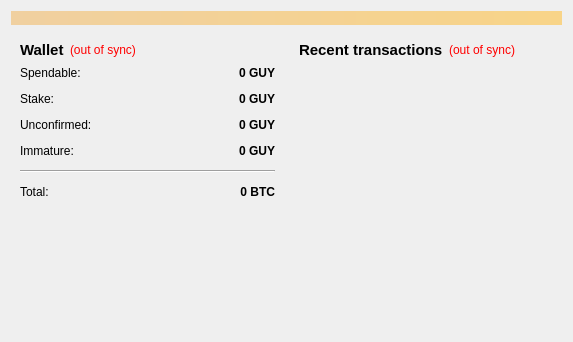
First picture: the form in src/qt/forms/overviewpage.ui, repository spayse/uh, before the edit.
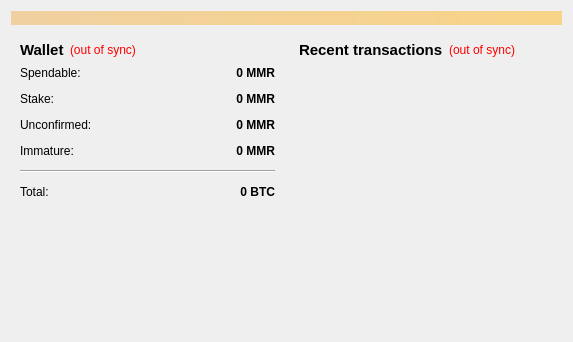
Second picture: the form after the edit.

The edit to the form file:
```diff
--- a/src/qt/forms/overviewpage.ui
+++ b/src/qt/forms/overviewpage.ui
@@ -118,7 +118,7 @@
                <string>Your current spendable balance</string>
               </property>
               <property name="text">
-               <string notr="true">0 GUY</string>
+               <string notr="true">0 MMR</string>
               </property>
               <property name="alignment">
                <set>Qt::AlignRight|Qt::AlignTrailing|Qt::AlignVCenter</set>
@@ -150,7 +150,7 @@
                <string>Total of coins that was staked, and do not yet count toward the current balance</string>
               </property>
               <property name="text">
-               <string notr="true">0 GUY</string>
+               <string notr="true">0 MMR</string>
               </property>
               <property name="alignment">
                <set>Qt::AlignRight|Qt::AlignTrailing|Qt::AlignVCenter</set>
@@ -182,7 +182,7 @@
                <string>Total of transactions that have yet to be confirmed, and do not yet count toward the current balance</string>
               </property>
               <property name="text">
-               <string notr="true">0 GUY</string>
+               <string notr="true">0 MMR</string>
               </property>
               <property name="alignment">
                <set>Qt::AlignRight|Qt::AlignTrailing|Qt::AlignVCenter</set>
@@ -211,7 +211,7 @@
                <string>Mined balance that has not yet matured</string>
               </property>
               <property name="text">
-               <string notr="true">0 GUY</string>
+               <string notr="true">0 MMR</string>
               </property>
               <property name="alignment">
                <set>Qt::AlignRight|Qt::AlignTrailing|Qt::AlignVCenter</set>
```
Left out of the diff: 4 changed lines with no effect on the pictures.
